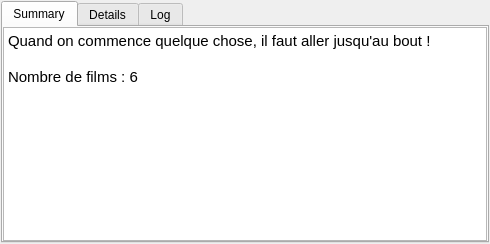
cinemaouvert/OPP, file src/resumedetailswidget.ui: the form before one commit.
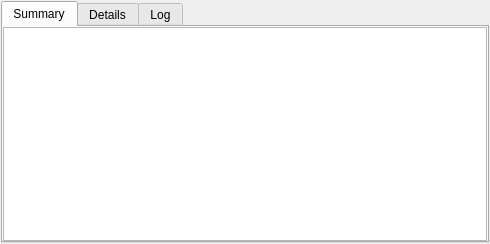
The form after the commit. The open tabs and pages were chosen to show the change.

The edit to the form file:
```diff
--- a/src/resumedetailswidget.ui
+++ b/src/resumedetailswidget.ui
@@ -40,9 +40,7 @@
 &lt;html&gt;&lt;head&gt;&lt;meta name=&quot;qrichtext&quot; content=&quot;1&quot; /&gt;&lt;style type=&quot;text/css&quot;&gt;
 p, li { white-space: pre-wrap; }
 &lt;/style&gt;&lt;/head&gt;&lt;body style=&quot; font-family:'Ubuntu'; font-size:11pt; font-weight:400; font-style:normal;&quot;&gt;
-&lt;p style=&quot; margin-top:0px; margin-bottom:0px; margin-left:0px; margin-right:0px; -qt-block-indent:0; text-indent:0px;&quot;&gt;Quand on commence quelque chose, il faut aller jusqu'au bout !&lt;/p&gt;
-&lt;p style=&quot;-qt-paragraph-type:empty; margin-top:0px; margin-bottom:0px; margin-left:0px; margin-right:0px; -qt-block-indent:0; text-indent:0px;&quot;&gt;&lt;br /&gt;&lt;/p&gt;
-&lt;p style=&quot; margin-top:0px; margin-bottom:0px; margin-left:0px; margin-right:0px; -qt-block-indent:0; text-indent:0px;&quot;&gt;Nombre de films : 6&lt;/p&gt;&lt;/body&gt;&lt;/html&gt;</string>
+&lt;p style=&quot;-qt-paragraph-type:empty; margin-top:0px; margin-bottom:0px; margin-left:0px; margin-right:0px; -qt-block-indent:0; text-indent:0px;&quot;&gt;&lt;br /&gt;&lt;/p&gt;&lt;/body&gt;&lt;/html&gt;</string>
          </property>
         </widget>
        </item>
```
Left out of the diff: 6 changed lines with no effect on the pictures.
